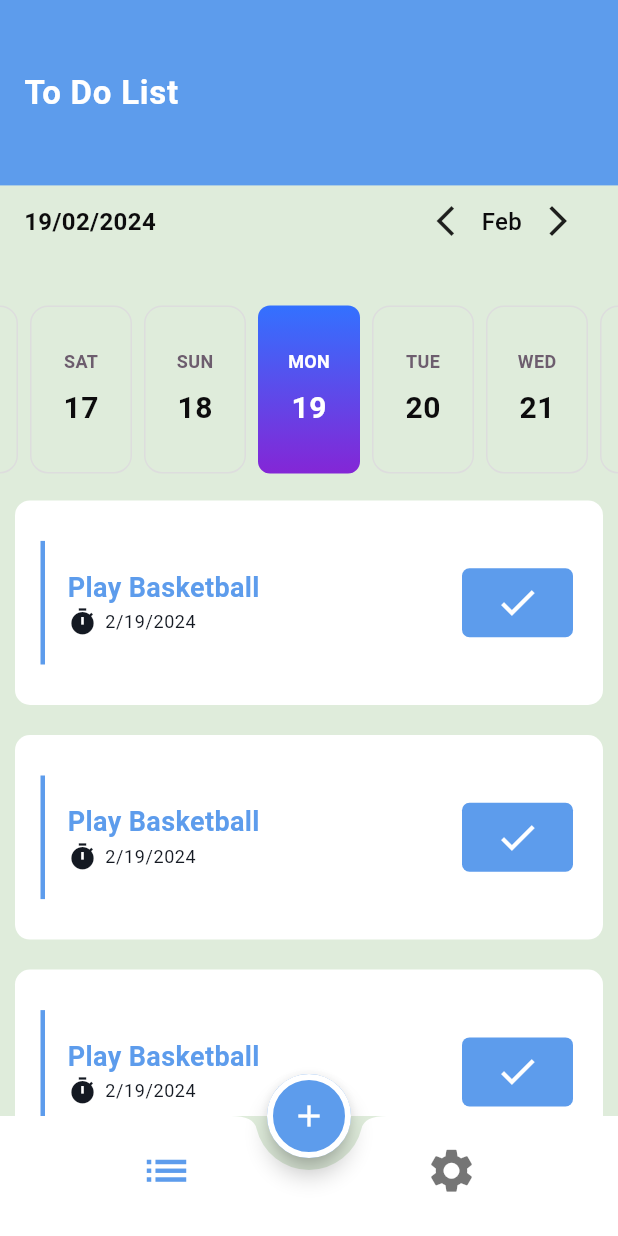
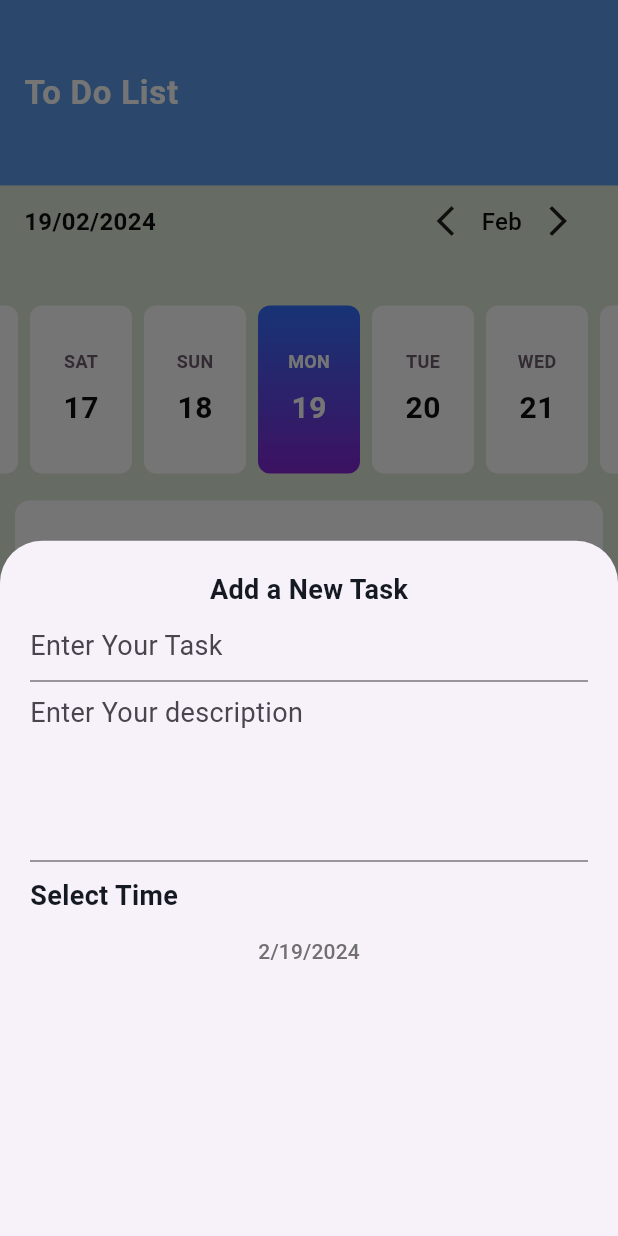
Before and after one commit to minanader11/todo_app, a Flutter app: the screen it shows after launch, after a tap on the "add" icon, on a phone screen of 412 x 824 dp. Run offline on Flutter 3.47's test engine with Material 3 defaults, Android fonts, the phone set to English and light mode, and no system bars; drawn by our look-alikes of easy_date_timeline, flutter_slidable.

Commit message:
home screen

```diff
--- a/lib/core/myTheme.dart
+++ b/lib/core/myTheme.dart
@@ -11,6 +11,7 @@ class MyTheme {
   static const blackColor = Color(0xff141922);
   static const redColor = Color(0xffEC4B4B);
   static const backgroundColorDark = Color(0xff060E1E);
+  static const dateColor=Color(0xff707070);
   static ThemeData lightMode = ThemeData(
     appBarTheme: AppBarTheme(
       backgroundColor: primaryColor,
--- /dev/null
+++ b/lib/core/show_date_picker.dart
@@ -0,0 +1,13 @@
+import 'package:flutter/material.dart';
+
+Future<DateTime> selectDate(BuildContext context,DateTime selectedDate) async {
+  final DateTime? picked = await showDatePicker(
+      context: context,
+      initialDate: selectedDate,
+      firstDate: DateTime.now(),
+      lastDate: DateTime(2101));
+  if (picked != null ) {
+      return picked;
+  }
+  return DateTime.now();
+}
--- /dev/null
+++ b/lib/core/show_modal_sheet.dart
@@ -0,0 +1,12 @@
+import 'package:flutter/cupertino.dart';
+import 'package:flutter/material.dart';
+import 'package:todo_app/features/modal_sheet.dart';
+
+void showModalSheet(BuildContext context) {
+  showModalBottomSheet(
+    context: context,
+    builder: (context) {
+      return ModalSheet();
+    },
+  );
+}
--- a/lib/features/Home/home_screen.dart
+++ b/lib/features/Home/home_screen.dart
@@ -2,6 +2,7 @@ import 'package:easy_date_timeline/easy_date_timeline.dart';
 import 'package:flutter/material.dart';
 import 'package:flutter_slidable/flutter_slidable.dart';
 import 'package:todo_app/core/myTheme.dart';
+import 'package:todo_app/core/show_modal_sheet.dart';
 import 'package:todo_app/features/Home/widgets/task_list_item.dart';
 
 class HomeScreen extends StatefulWidget {
@@ -17,7 +18,6 @@ class _HomeScreenState extends State<HomeScreen> {
 
   @override
   Widget build(BuildContext context) {
-
     return Scaffold(
       appBar: AppBar(
         title: Text(
@@ -27,12 +27,15 @@ class _HomeScreenState extends State<HomeScreen> {
         toolbarHeight: MediaQuery.of(context).size.height * 0.15,
       ),
       floatingActionButton: FloatingActionButton(
-          onPressed: () {},
+          onPressed: () {
+            showModalSheet(context);
+          },
           child: Icon(
             Icons.add,
             color: MyTheme.whiteColor,
           )),
-      bottomNavigationBar: BottomAppBar(color: MyTheme.whiteColor,
+      bottomNavigationBar: BottomAppBar(
+        color: MyTheme.whiteColor,
         shape: CircularNotchedRectangle(),
         notchMargin: 8,
         child: Wrap(children: [
@@ -70,9 +73,14 @@ class _HomeScreenState extends State<HomeScreen> {
               monthPickerType: MonthPickerType.switcher,
               dateFormatter: DateFormatter.fullDateDMY(),
             ),
-            dayProps: EasyDayProps(
-              disabledDayStyle: DayStyle(
-                  decoration: BoxDecoration(color: MyTheme.whiteColor)),
+            dayProps: EasyDayProps(todayStyle: DayStyle(
+                decoration: BoxDecoration(
+                    color: MyTheme.whiteColor,
+                    borderRadius: BorderRadius.all(Radius.circular(8)))),
+              inactiveDayStyle: DayStyle(
+                  decoration: BoxDecoration(
+                      color: MyTheme.whiteColor,
+                      borderRadius: BorderRadius.all(Radius.circular(8)))),
               dayStructure: DayStructure.dayStrDayNum,
               activeDayStyle: DayStyle(
                 decoration: BoxDecoration(
@@ -97,5 +105,4 @@ class _HomeScreenState extends State<HomeScreen> {
       ),
     );
   }
-
 }
--- /dev/null
+++ b/lib/features/modal_sheet.dart
@@ -0,0 +1,64 @@
+import 'package:flutter/material.dart';
+import 'package:intl/intl.dart';
+import 'package:todo_app/core/myTheme.dart';
+import 'package:todo_app/core/show_date_picker.dart';
+
+class ModalSheet extends StatefulWidget {
+  const ModalSheet({super.key});
+
+  @override
+  State<ModalSheet> createState() => _ModalSheetState();
+}
+
+class _ModalSheetState extends State<ModalSheet> {
+  final _formKey = GlobalKey<FormState>();
+  var format = DateFormat.yMd();
+  var selectedDate = DateTime.now();
+  @override
+  Widget build(BuildContext context) {
+
+    return Container(
+      padding: EdgeInsets.all(20),
+      child: Form(
+        key: _formKey,
+        child: Column(
+          children: [
+            Text('Add a New Task'),
+            TextFormField(
+              style: Theme.of(context).textTheme.bodyMedium!.copyWith(
+                  color: MyTheme.dateColor, fontWeight: FontWeight.normal),
+              decoration: InputDecoration(
+                hintText: 'Enter Your Task',
+              ),
+            ),
+            TextFormField(
+              style: Theme.of(context).textTheme.bodyMedium!.copyWith(
+                  color: MyTheme.dateColor, fontWeight: FontWeight.normal),
+              decoration: InputDecoration(
+                hintText: 'Enter Your description',
+              ),
+              maxLines: 4,
+            ),
+            SizedBox(
+              height: 10,
+            ),
+            Align(
+                alignment: Alignment.centerLeft,
+                child: Text(
+                  'Select Time',
+                )),
+            TextButton(
+                style: TextButton.styleFrom(primary: MyTheme.dateColor),
+                onPressed: ()async {
+                  selectedDate= await selectDate(context,selectedDate);
+                  setState(() {
+
+                  });
+                },
+                child: Text(format.format(selectedDate).toString()))
+          ],
+        ),
+      ),
+    );
+  }
+}
```
